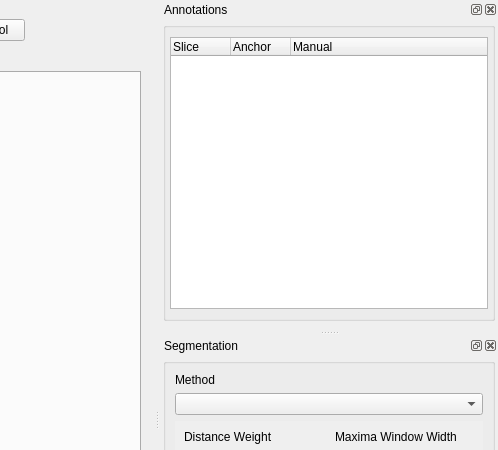
Qt form volume-cartographer/apps/VC/VCMain.ui (SuperOptimizer/villa) before a commit; both pictures show x 702 to 1200 and y 0 to 450 of the 1200 by 860 pixel window.
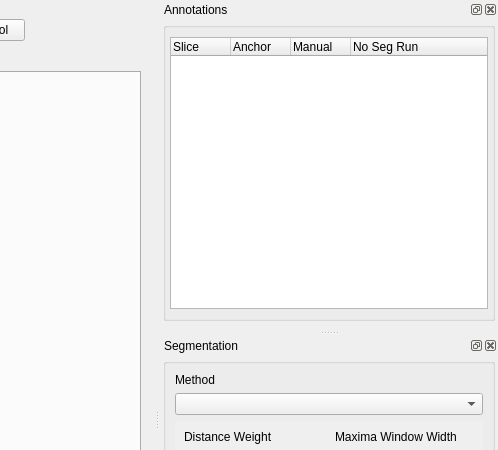
The same form after that commit. Icons and pictures are not drawn.

Commit message: - new annotation "used in seg run" - allow saving of annotations when leaving seg tool, even without seg run

What changed in the file:
```diff
--- a/volume-cartographer/apps/VC/VCMain.ui
+++ b/volume-cartographer/apps/VC/VCMain.ui
@@ -124,7 +124,7 @@
   <widget class="QDockWidget" name="dockWidgetAnnotations">
    <property name="minimumSize">
     <size>
-     <width>80</width>
+     <width>92</width>
      <height>130</height>
     </size>
    </property>
@@ -198,7 +198,7 @@
              <bool>true</bool>
             </property>
             <property name="columnCount">
-             <number>3</number>
+             <number>4</number>
             </property>
             <attribute name="headerDefaultSectionSize">
              <number>60</number>
@@ -218,6 +218,11 @@
               <string>Manual</string>
              </property>
             </column>
+            <column>
+             <property name="text">
+              <string>No Seg Run</string>
+             </property>
+            </column>
            </widget>
           </item>
          </layout>
```
Left out of the diff: 6 changed lines with no effect on the pictures. The commit also changes 2 other files.
